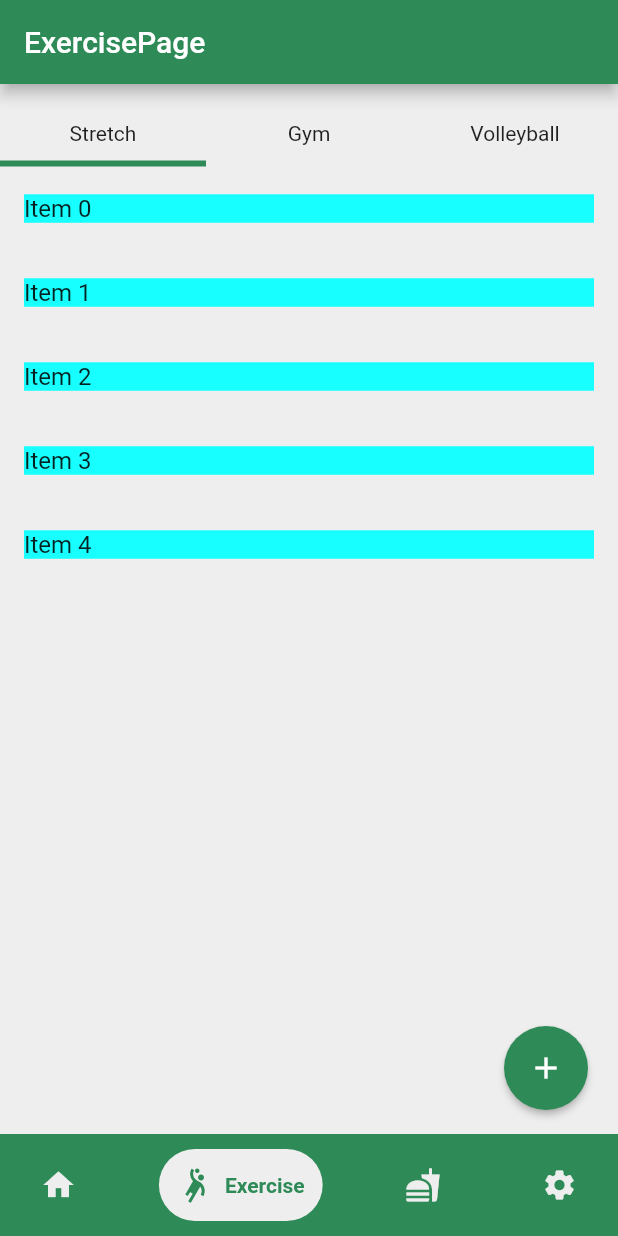
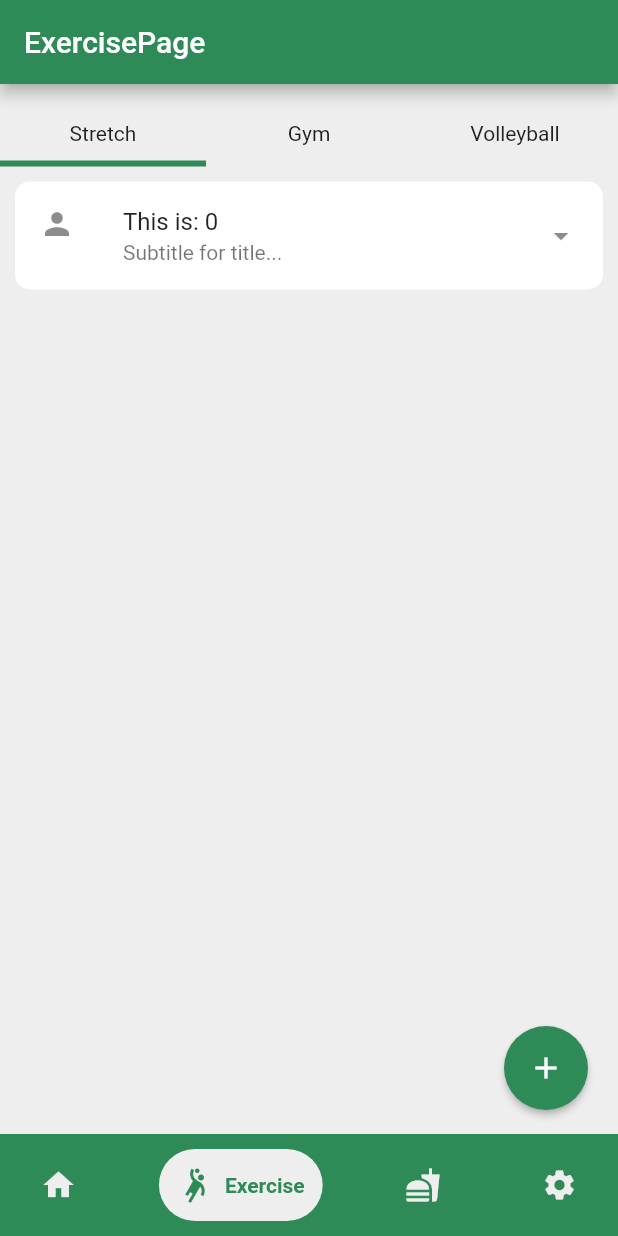
Before and after one commit to zysek11/LifestyleApplication, a Flutter app: the screen it shows after launch, item 2 of the bottom bar chosen, on a phone screen of 412 x 824 dp. Run offline on Flutter 3.47's test engine with Material 2 defaults, Android fonts, the light colour scheme and no system bars; drawn by our look-alikes of google_nav_bar.

Commit message:
prawie gotowy szablon exercisePage
Dodawanie jest kompletne, brakuje wysuwanego menu i potem stronki z dodawaniem elementu).

```diff
--- a/lib/Pages/ExerciseScreen.dart
+++ b/lib/Pages/ExerciseScreen.dart
@@ -67,6 +67,7 @@ class _ExerciseScreenState extends State<ExerciseScreen> {
                 ),
               ],
             ),
+            const SizedBox(height: 10),
             exerciseWidget,
           ],
         ),
--- a/lib/Pages/exerciseMenu/ExerciseStretch.dart
+++ b/lib/Pages/exerciseMenu/ExerciseStretch.dart
@@ -9,7 +9,8 @@ class ExerciseStretch extends StatefulWidget {
 
 class _ExerciseStretchState extends State<ExerciseStretch> {
 
-  int _itemCount = 5;
+  int _itemCount = 1;
+  int _selectedIndex = -1;
 
   @override
   Widget build(BuildContext context) {
@@ -18,16 +19,37 @@ class _ExerciseStretchState extends State<ExerciseStretch> {
         children: [
           CustomScrollView(
             slivers: [
-              SliverList(
-                delegate: SliverChildBuilderDelegate(
-                      (BuildContext context, int index) {
-                    return ListTile(
-                      title: Container(
-                          color: Colors.cyanAccent,
-                          child: Text('Item $index')),
+              SliverToBoxAdapter(
+                child: ListView.separated(
+                  separatorBuilder: (context, index) => SizedBox(height: 10),
+                  shrinkWrap: true,
+                  physics: const NeverScrollableScrollPhysics(),
+                  itemCount: _itemCount,
+                  itemBuilder: (BuildContext context, int index) {
+                    final backgroundColor =
+                    _selectedIndex == index ? Colors.green.shade100 : Colors.white;
+                    return Container(
+                      margin: EdgeInsets.symmetric(horizontal: 10),
+                      decoration: BoxDecoration(
+                        color: backgroundColor,
+                        borderRadius: BorderRadius.circular(10),
+                      ),
+                      child: ListTile(
+                        onTap: (){
+                          setState(() {
+                            _selectedIndex = index;
+                            print("kliknieto!");
+                          });
+                        },
+                        leading: Icon(Icons.person),
+                        title: Text('This is: $index'),
+                        subtitle: Text('Subtitle for title...'),
+                        trailing: Icon(Icons.arrow_drop_down_sharp),
+                        dense: false,
+                        isThreeLine: false,
+                      ),
                     );
                   },
-                  childCount: _itemCount,
                 ),
               ),
             ],
--- a/lib/main.dart
+++ b/lib/main.dart
@@ -29,6 +29,7 @@ class _MyAppState extends State<MyApp> {
   @override
   Widget build(BuildContext context) {
     return MaterialApp(
+      debugShowCheckedModeBanner: false,
       home: Scaffold(
         appBar: AppBar(
           backgroundColor: const Color(0xFF2E8B57),
```
